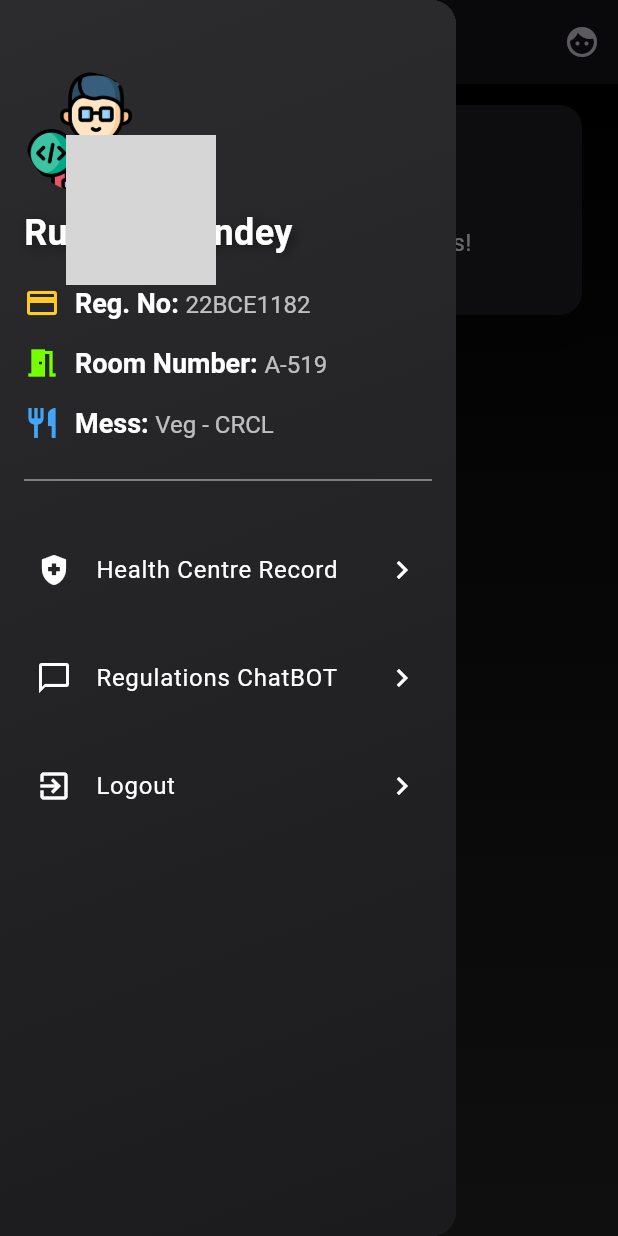
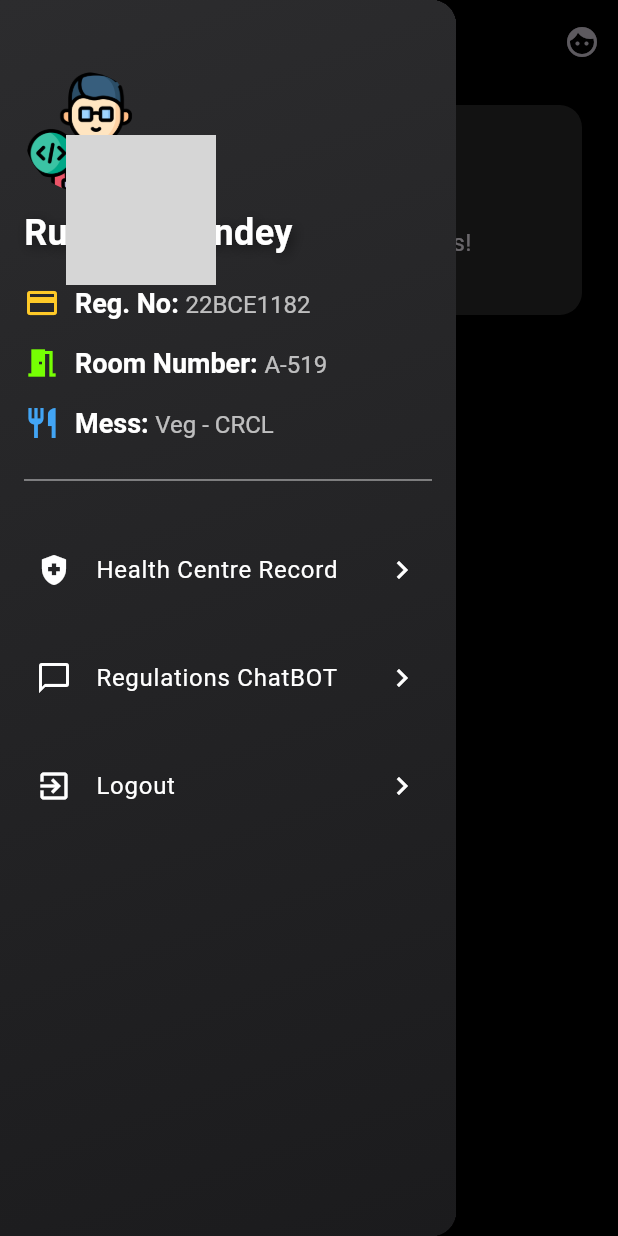
Before and after one commit to drowsy-coder/solveathon24, a Flutter app: the HomeScreen screen opened directly, with the side drawer open, on a phone screen of 412 x 824 dp. Run offline on Flutter 3.47's test engine with Material 3 defaults, Android fonts, the phone set to English and light mode, and no system bars; drawn by our look-alikes of animated_text_kit; our stand-ins replace audioplayers, bubble, carousel_slider, cloud_firestore, dropdown_textfield, firebase_auth and 6 more; missing offline and left inert: flutter_face_api, google_mlkit_face_detection; accounts and stored records are empty; grey boxes are pictures that could not be loaded.

Commit message:
Refactor UI and update colors in home_screen.dart

```diff
--- a/lib/screens/home_screen.dart
+++ b/lib/screens/home_screen.dart
@@ -17,9 +17,11 @@ class HomeScreen extends StatelessWidget {
   @override
   Widget build(BuildContext context) {
     return Scaffold(
+      backgroundColor: Colors.black,
       key: _scaffoldKey,
       appBar: AppBar(
         title: const Text('Home'),
+        backgroundColor: Colors.transparent,
         actions: <Widget>[
           IconButton(
             icon: const Icon(Icons.face),
@@ -35,17 +37,17 @@ class HomeScreen extends StatelessWidget {
       drawer: const UserProfileDrawer(),
       body: Stack(
         children: [
-          Positioned.fill(
-            child: Container(
-              decoration: BoxDecoration(
-                gradient: LinearGradient(
-                  begin: Alignment.topCenter,
-                  end: Alignment.bottomCenter,
-                  colors: [Colors.black, Colors.grey[900]!],
-                ),
-              ),
-            ),
-          ),
+          // Positioned.fill(
+          //   child: Container(
+          //     decoration: BoxDecoration(
+          //       gradient: LinearGradient(
+          //         begin: Alignment.topCenter,
+          //         end: Alignment.bottomCenter,
+          //         colors: [Colors.black, Colors.grey[900]!],
+          //       ),
+          //     ),
+          //   ),
+          // ),
           Column(
             crossAxisAlignment: CrossAxisAlignment.start,
             children: [
@@ -53,6 +55,7 @@ class HomeScreen extends StatelessWidget {
               Padding(
                 padding: const EdgeInsets.symmetric(horizontal: 20),
                 child: Card(
+                  color: Color(0xff282828),
                   elevation: 10,
                   shape: RoundedRectangleBorder(
                     borderRadius: BorderRadius.circular(15),
```
